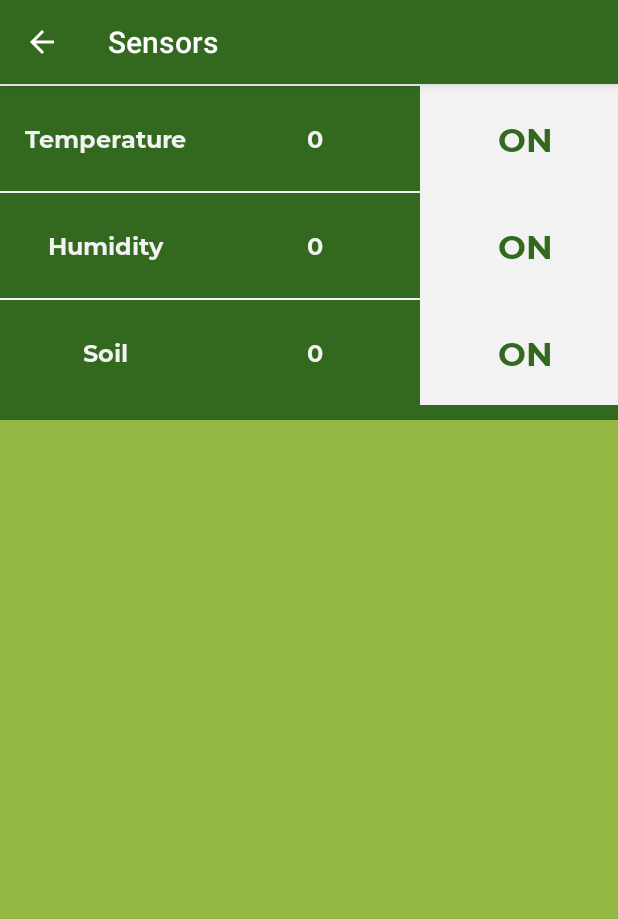
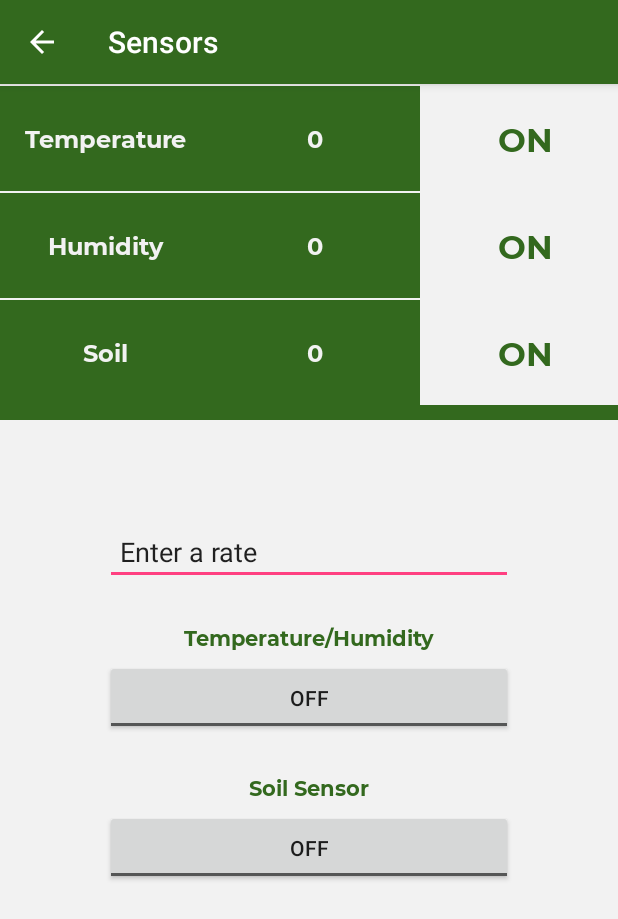
Before and after one commit to CodingPeaches90/smartplant, an Android app: the SensorActivity screen opened directly, with no data from a screen before it, on a phone screen of 412 x 824 dp. Shown: the top 919 px of the screen. Run offline under Robolectric (Android 15) with nearby library versions, the phone set to English and light mode, and no system bars.

Commit message:
Sensor Activity finished

```diff
--- a/app/src/main/res/layout/activity_sensor.xml
+++ b/app/src/main/res/layout/activity_sensor.xml
@@ -143,9 +143,41 @@
             <LinearLayout
                 android:layout_width="match_parent"
                 android:layout_height="match_parent"
-                android:background="@color/colorPrimary"
-                android:orientation="vertical">
+                android:background="@color/offwhite"
+                android:orientation="vertical"
+                android:padding="70dp">
 
+                <EditText
+                    android:layout_width="match_parent"
+                    android:layout_height="40dp"
+                    android:padding="10dp"
+                    android:text="Enter a rate"
+                    android:layout_marginBottom="20dp"/>
+
+                <TextView
+                    android:layout_width="match_parent"
+
+                    android:layout_height="30dp"
+                    android:textColor="@color/darker_coloured_green"
+                    android:fontFamily="@font/montserrat_bold"
+                    android:gravity="center"
+                    android:text="Temperature/Humidity"/>
+                <ToggleButton
+                    android:layout_width="match_parent"
+                    android:layout_height="50dp"
+                    android:layout_marginBottom="20dp"/>
+
+                <TextView
+                    android:layout_width="match_parent"
+                    android:layout_height="30dp"
+                    android:textColor="@color/darker_coloured_green"
+                    android:fontFamily="@font/montserrat_bold"
+                    android:gravity="center"
+                    android:text="Soil Sensor"/>
+                <ToggleButton
+                    android:layout_width="match_parent"
+                    android:layout_height="50dp"
+                    />
 
             </LinearLayout>
 
```
